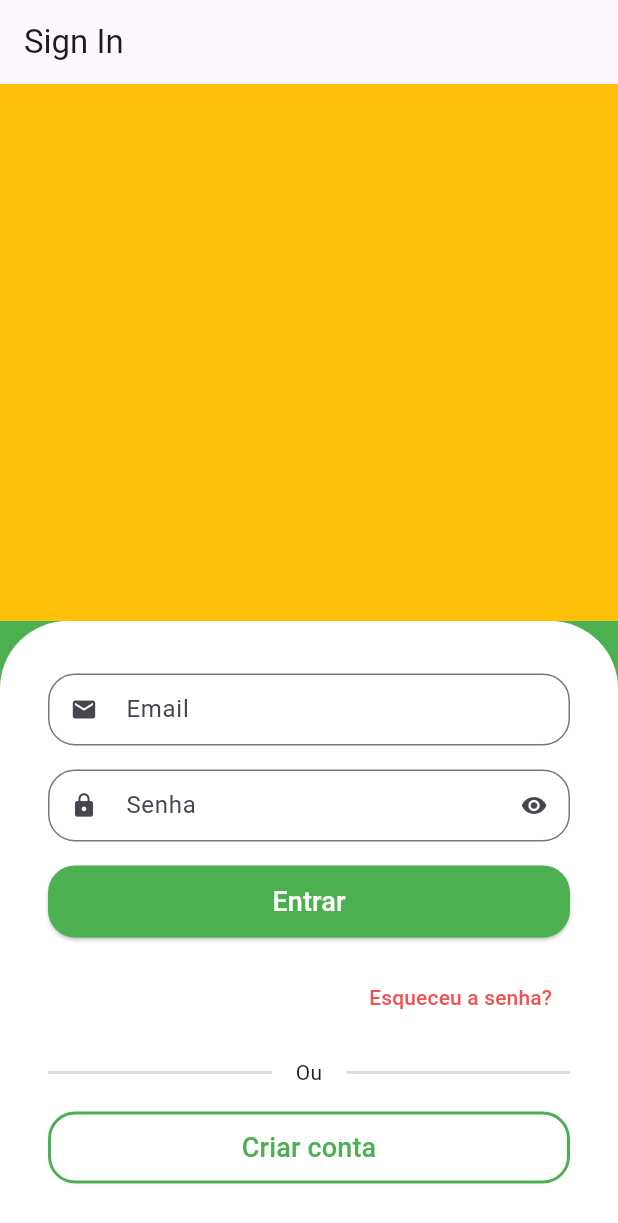
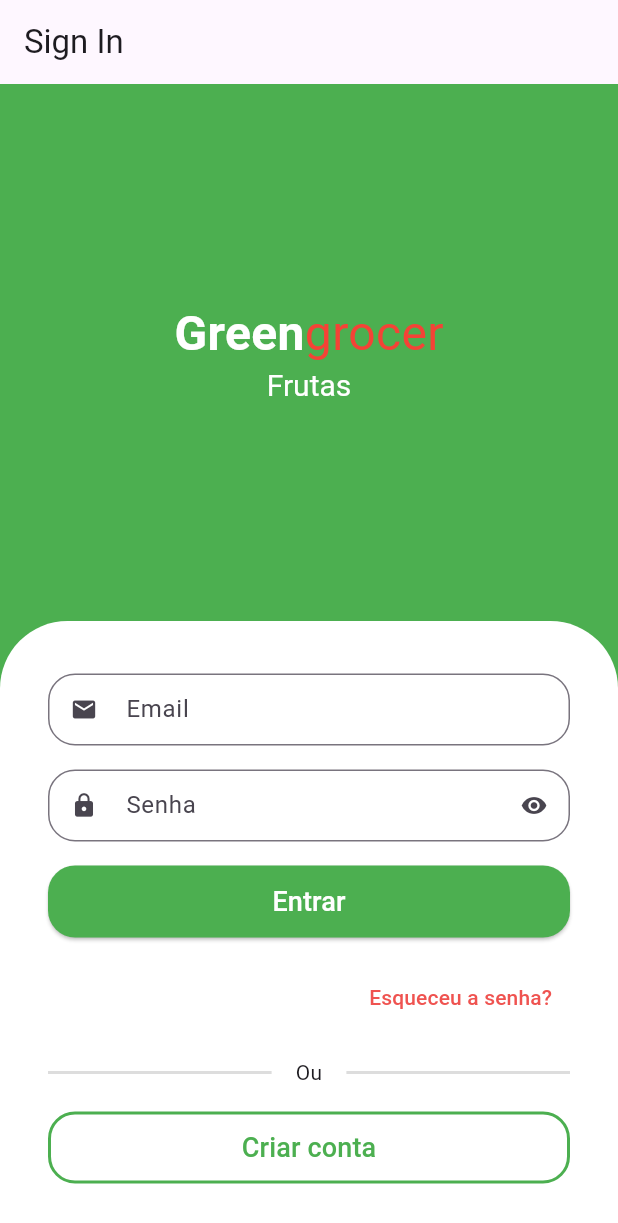
Before and after one commit to dionedev/App_Greengrocer, a Flutter app: the screen it shows after launch, on a phone screen of 412 x 824 dp. Shown: the top 1223 px of the screen. Run offline on Flutter 3.47's test engine with Material 3 defaults, Android fonts, the phone set to English and light mode, and no system bars; drawn by our look-alikes of animated_text_kit.

Commit message:
feat: logo and animation

```diff
--- a/lib/src/auth/sign_in_screen.dart
+++ b/lib/src/auth/sign_in_screen.dart
@@ -1,9 +1,15 @@
+import 'package:animated_text_kit/animated_text_kit.dart';
 import 'package:flutter/material.dart';
 import 'package:greengrocer/src/auth/components/custom_text_field.dart';
 
-class SignInScreen extends StatelessWidget {
+class SignInScreen extends StatefulWidget {
   const SignInScreen({super.key});
 
+  @override
+  State<SignInScreen> createState() => _SignInScreenState();
+}
+
+class _SignInScreenState extends State<SignInScreen> {
   @override
   Widget build(BuildContext context) {
     return Scaffold(
@@ -14,8 +20,50 @@ class SignInScreen extends StatelessWidget {
       body: Column(
         children: [
           Expanded(
-            child: Container(
-              color: Colors.amber,
+            child: Column(
+              mainAxisAlignment: MainAxisAlignment.center,
+              children: [
+                const Text.rich(
+                  TextSpan(
+                    style: TextStyle(
+                      fontSize: 32,
+                    ),
+                    children: [
+                      TextSpan(
+                        text: 'Green',
+                        style: TextStyle(
+                          color: Colors.white,
+                          fontWeight: FontWeight.bold,
+                        ),
+                      ),
+                      TextSpan(
+                        text: 'grocer',
+                        style: TextStyle(
+                          color: Colors.red,
+                        ),
+                      ),
+                    ],
+                  ),
+                ),
+                SizedBox(
+                  height: 26,
+                  child: DefaultTextStyle(
+                    style: const TextStyle(fontSize: 20),
+                    child: AnimatedTextKit(
+                      pause: Duration.zero,
+                      repeatForever: true,
+                      animatedTexts: [
+                        FadeAnimatedText('Frutas'),
+                        FadeAnimatedText('Verduras'),
+                        FadeAnimatedText('Legumes'),
+                        FadeAnimatedText('Carnes'),
+                        FadeAnimatedText('Cereais'),
+                        FadeAnimatedText('Laticíneos'),
+                      ],
+                    ),
+                  ),
+                ),
+              ],
             ),
           ),
           Container(
--- a/pubspec.yaml
+++ b/pubspec.yaml
@@ -12,6 +12,7 @@ dependencies:
     sdk: flutter
 
   cupertino_icons: ^1.0.8
+  animated_text_kit: ^4.2.2
 
 dev_dependencies:
   flutter_test:
```
Also changed, not shown: pubspec.lock.
